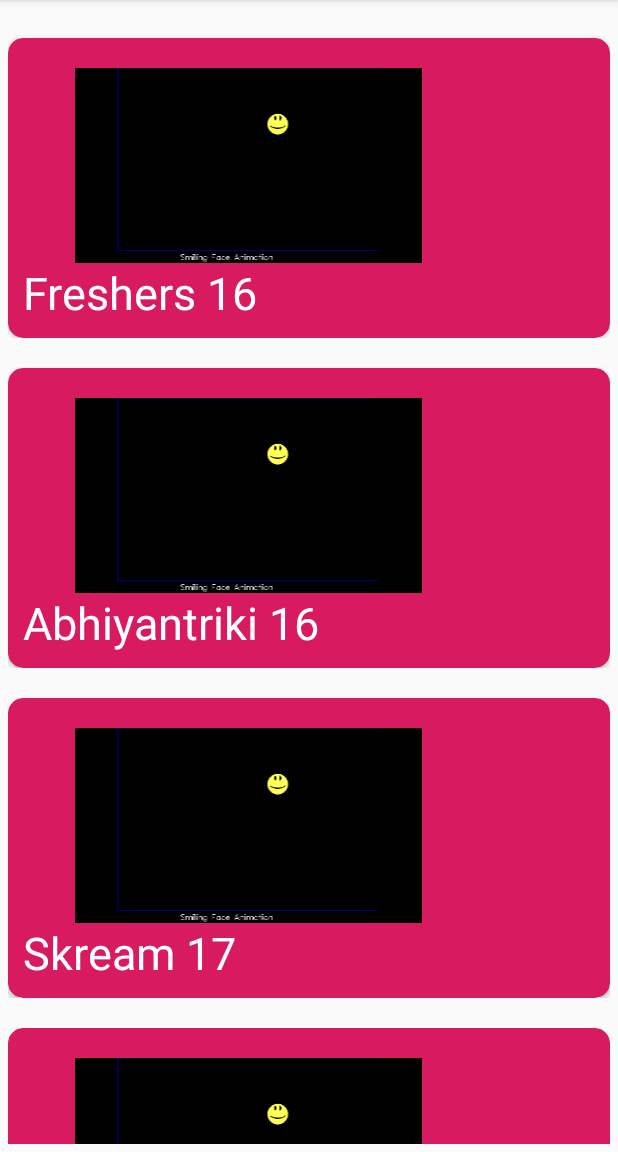
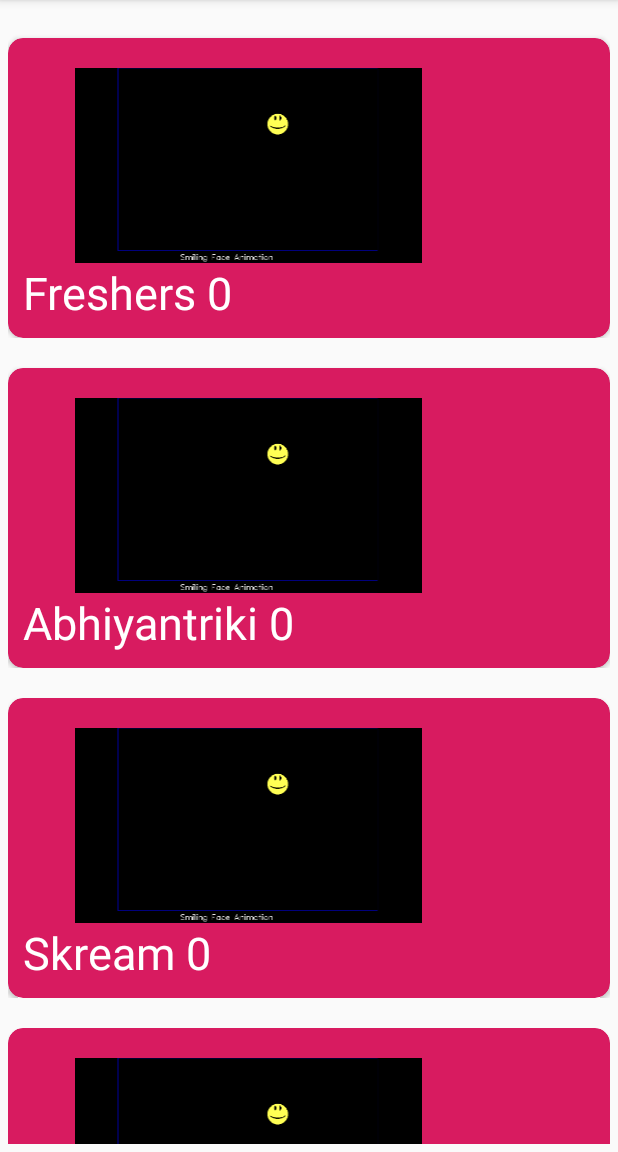
Before and after one commit to jyeshthav/KJSCE-Insigina, an Android app: the Main5Activity screen opened directly, with no data from a screen before it, on a phone screen of 412 x 824 dp, the part 84-1236 px from its top. Run offline under Robolectric (Android 15) with nearby library versions, the light colour scheme and no system bars.

Commit message:
card mapping commit 3

```diff
--- a/app/src/main/java/com/android/example/kjsceinsignia/Main5Activity.java
+++ b/app/src/main/java/com/android/example/kjsceinsignia/Main5Activity.java
@@ -39,24 +39,21 @@ public class Main5Activity extends AppCompatActivity {
         int i = year;
         listItems = new ArrayList<>();
 
-        cardEvents listItem1 = new cardEvents("Freshers " + (16+i), i, i);
+        cardEvents listItem1 = new cardEvents("Freshers " + i, i, i);
         listItems.add(listItem1);
 
-        cardEvents listItem2 = new cardEvents("Abhiyantriki " + (16+i), i, i);
+        cardEvents listItem2 = new cardEvents("Abhiyantriki " + i, i, i);
         listItems.add(listItem2);
 
-        cardEvents listItem3 = new cardEvents("Skream " + (17+i), i, i);
+        cardEvents listItem3 = new cardEvents("Skream " + i, i, i);
         listItems.add(listItem3);
 
-        cardEvents listItem4 = new cardEvents("Symphony " + (17+i), i, i);
+        cardEvents listItem4 = new cardEvents("Symphony " + i, i, i);
         listItems.add(listItem4);
 
-        cardEvents listItem5 = new cardEvents("Other projects " + (17+i), i, i);
+        cardEvents listItem5 = new cardEvents("Other projects " + i, i, i);
         listItems.add(listItem5);
 
-//        mAdapter.notifyDataSetChanged();
-
-        // specify an adapter (see also next example)
         mAdapter = new cardAdapter(this, listItems);
         mRecyclerView.setAdapter(mAdapter);
 
--- a/app/src/main/java/com/android/example/kjsceinsignia/MainActivity.java
+++ b/app/src/main/java/com/android/example/kjsceinsignia/MainActivity.java
@@ -14,7 +14,7 @@ public class MainActivity extends AppCompatActivity {
     }
     // onClick button function
     public void openHome(View v){
-        Intent i  = new Intent(this, Main2Activity.class);
-        startActivity(i);
+        Intent intent = new Intent(this, Main2Activity.class);
+        startActivity(intent);
     }
 }
```
